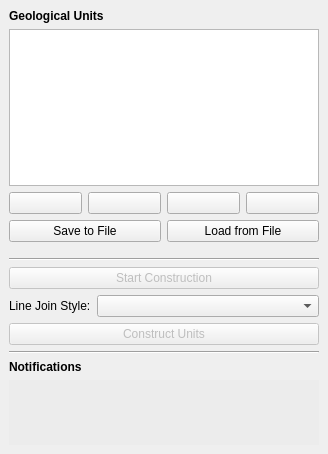
Before: the Qt Designer form parallel_line_construction_dockwidget_base.ui in stdonn/ParallelLineConstruction, drawn with Qt 5.
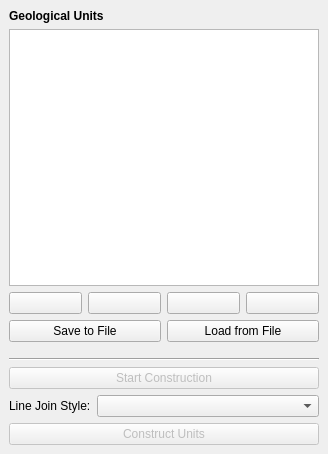
After: the same form once the commit is applied. Icons and pictures are not drawn.

```diff
--- a/parallel_line_construction_dockwidget_base.ui
+++ b/parallel_line_construction_dockwidget_base.ui
@@ -241,82 +241,6 @@
       </property>
      </widget>
     </item>
-    <item>
-     <widget class="Line" name="line">
-      <property name="orientation">
-       <enum>Qt::Horizontal</enum>
-      </property>
-     </widget>
-    </item>
-    <item>
-     <widget class="QLabel" name="notifications_label">
-      <property name="text">
-       <string>&lt;html&gt;&lt;head/&gt;&lt;body&gt;&lt;p&gt;&lt;span style=&quot; font-weight:600;&quot;&gt;Notifications&lt;/span&gt;&lt;/p&gt;&lt;/body&gt;&lt;/html&gt;</string>
-      </property>
-     </widget>
-    </item>
-    <item>
-     <widget class="QTextEdit" name="notifications">
-      <property name="sizePolicy">
-       <sizepolicy hsizetype="Expanding" vsizetype="Preferred">
-        <horstretch>0</horstretch>
-        <verstretch>0</verstretch>
-       </sizepolicy>
-      </property>
-      <property name="minimumSize">
-       <size>
-        <width>200</width>
-        <height>50</height>
-       </size>
-      </property>
-      <property name="maximumSize">
-       <size>
-        <width>16777215</width>
-        <height>100</height>
-       </size>
-      </property>
-      <property name="palette">
-       <palette>
-        <active>
-         <colorrole role="Base">
-          <brush brushstyle="SolidPattern">
-           <color alpha="255">
-            <red>236</red>
-            <green>236</green>
-            <blue>236</blue>
-           </color>
-          </brush>
-         </colorrole>
-        </active>
-        <inactive>
-         <colorrole role="Base">
-          <brush brushstyle="SolidPattern">
-           <color alpha="255">
-            <red>236</red>
-            <green>236</green>
-            <blue>236</blue>
-           </color>
-          </brush>
-         </colorrole>
-        </inactive>
-        <disabled>
-         <colorrole role="Base">
-          <brush brushstyle="SolidPattern">
-           <color alpha="255">
-            <red>236</red>
-            <green>236</green>
-            <blue>236</blue>
-           </color>
-          </brush>
-         </colorrole>
-        </disabled>
-       </palette>
-      </property>
-      <property name="frameShape">
-       <enum>QFrame::NoFrame</enum>
-      </property>
-     </widget>
-    </item>
    </layout>
   </widget>
  </widget>
```
